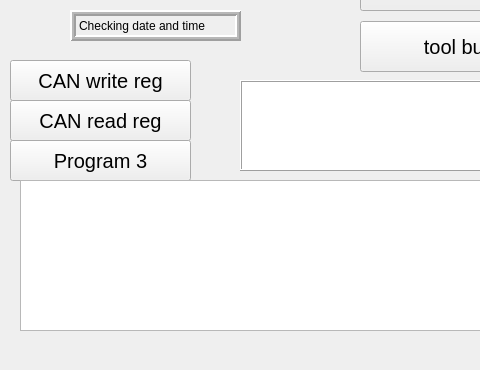
This is test0/gui.ui in ursl/tessie as Qt 5 draws it before an edit; both pictures show x 0 to 480 and y 110 to 480 of the 800 by 480 pixel window. The edited form follows.
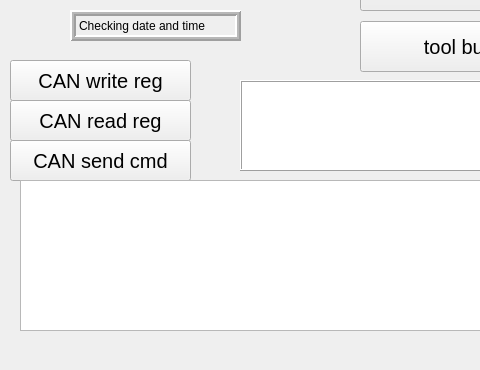
This is the edited form. Custom widgets are drawn as their Qt base class.

Patch:
```diff
--- a/test0/gui.ui
+++ b/test0/gui.ui
@@ -360,7 +360,7 @@
      </font>
     </property>
     <property name="text">
-     <string>Program 3</string>
+     <string>CAN send cmd</string>
     </property>
    </widget>
    <widget class="timeChart" name="graphicsView">
```
